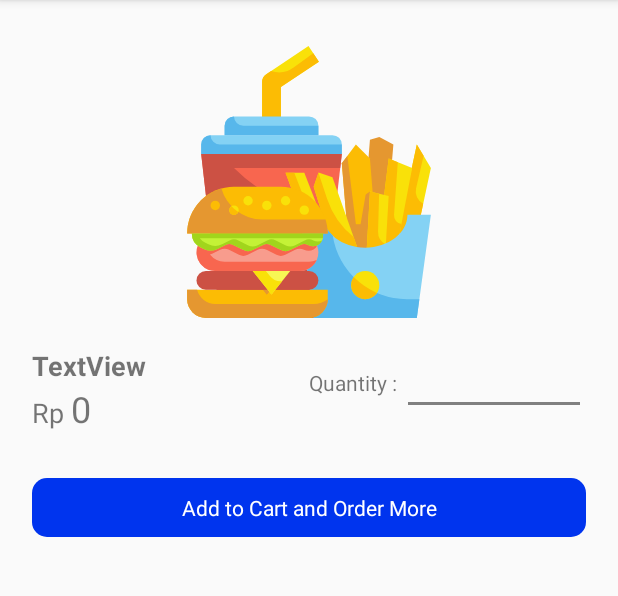
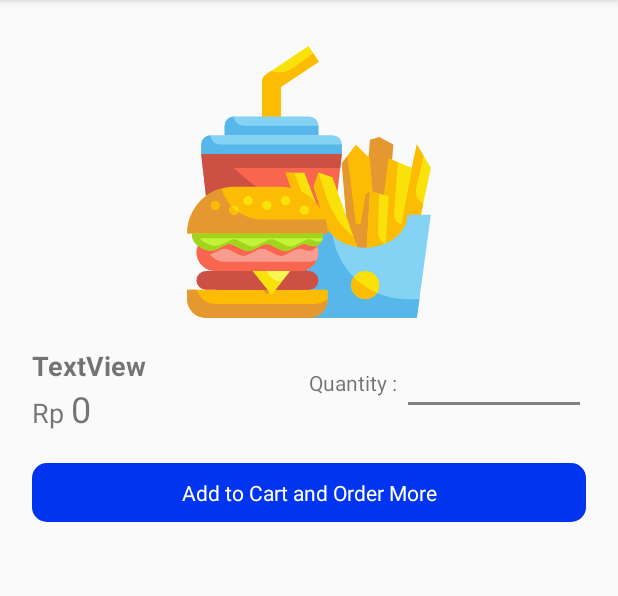
Before and after one commit to jeremyleonardo/ezyfood, an Android app: the OrderActivity screen opened directly, with no data from a screen before it, on a phone screen of 412 x 824 dp, the part 84-680 px from its top. Run offline under Robolectric (Android 15) with nearby library versions, the phone set to English and light mode, and no system bars; 1 statement that could not run was skipped.

Commit message:
refactor: remove unused layout

```diff
--- a/app/src/main/res/layout/activity_order.xml
+++ b/app/src/main/res/layout/activity_order.xml
@@ -95,20 +95,13 @@
 
                 </LinearLayout>
 
-                <LinearLayout
+                <Button
+                    android:id="@+id/button"
                     android:layout_width="match_parent"
                     android:layout_height="wrap_content"
-                    android:layout_marginTop="30dp"
-                    android:gravity="bottom"
-                    android:orientation="vertical">
-
-                    <Button
-                        android:id="@+id/button"
-                        android:layout_width="match_parent"
-                        android:layout_height="wrap_content"
-                        android:onClick="addToCart"
-                        android:text="Add to Cart and Order More" />
-                </LinearLayout>
+                    android:layout_marginTop="20dp"
+                    android:onClick="addToCart"
+                    android:text="Add to Cart and Order More" />
 
             </LinearLayout>
         </LinearLayout>
```
